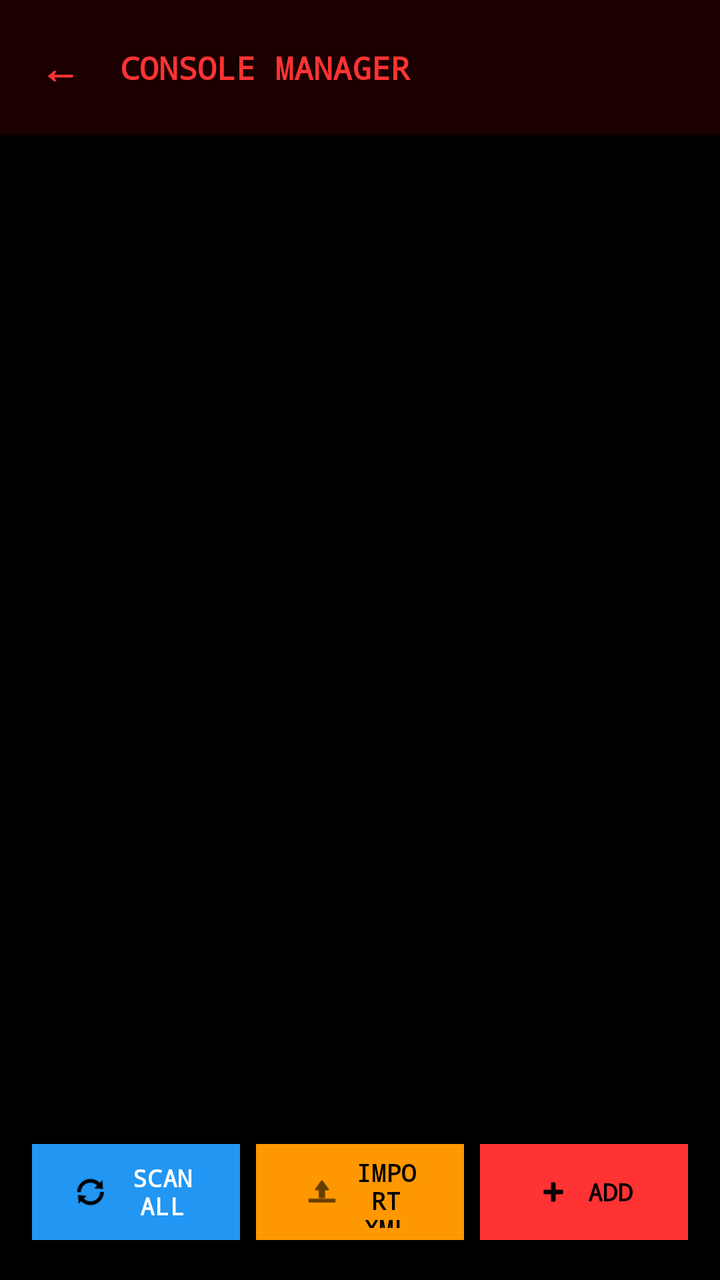
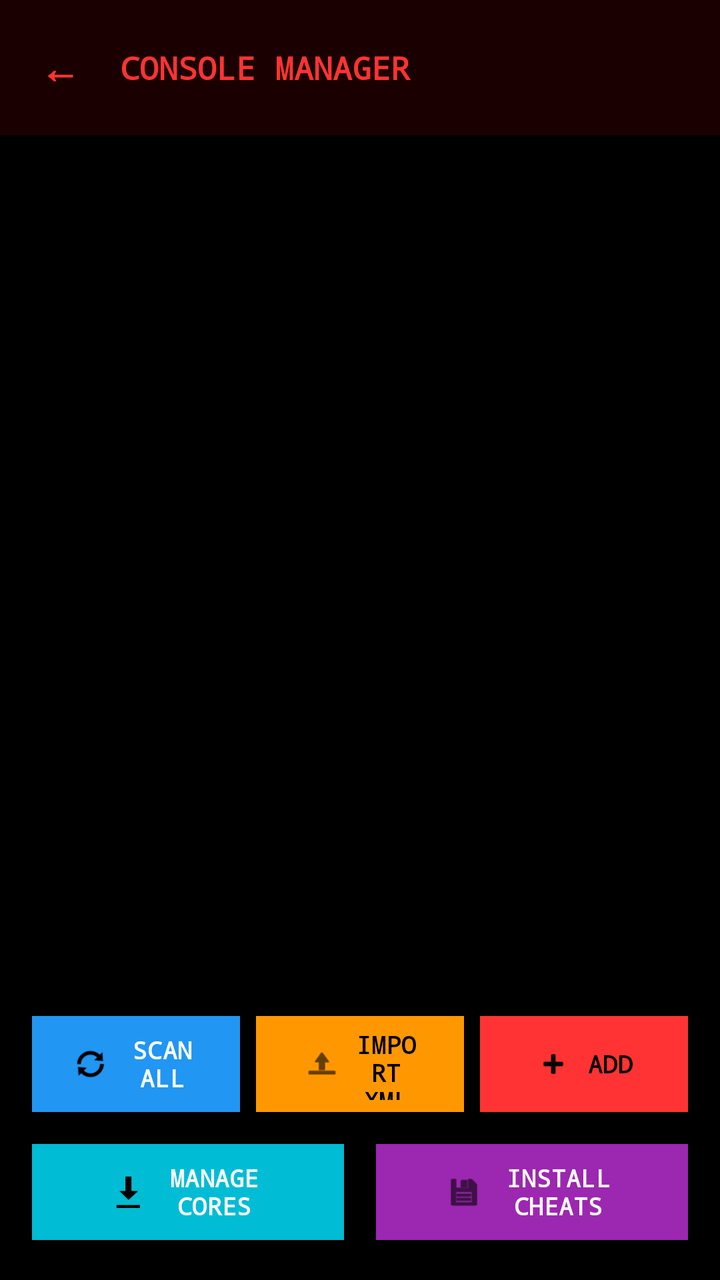

Screens rendered from an Android XML layout before and after an edit, with the pre-edit source and the edit as a unified diff.
<!-- AndroidManifest.xml: application theme Theme.KITT -->
<!-- res/layout/activity_console_manager.xml -->
<?xml version="1.0" encoding="utf-8"?>
<LinearLayout xmlns:android="http://schemas.android.com/apk/res/android"
    xmlns:app="http://schemas.android.com/apk/res-auto"
    android:layout_width="match_parent"
    android:layout_height="match_parent"
    android:orientation="vertical"
    android:background="@color/kitt_black">

    
    <LinearLayout
        android:layout_width="match_parent"
        android:layout_height="wrap_content"
        android:orientation="horizontal"
        android:padding="12dp"
        android:background="@color/kitt_dark_red"
        android:gravity="center_vertical">

        <TextView
            android:id="@+id/backButton"
            android:layout_width="wrap_content"
            android:layout_height="wrap_content"
            android:text="←"
            android:textSize="20sp"
            android:textColor="@color/kitt_red"
            android:fontFamily="monospace"
            android:textStyle="bold"
            android:padding="8dp"
            android:clickable="true"
            android:focusable="true" />

        <TextView
            android:layout_width="0dp"
            android:layout_height="wrap_content"
            android:layout_weight="1"
            android:text="CONSOLE MANAGER"
            android:textSize="16sp"
            android:textColor="@color/kitt_red"
            android:fontFamily="monospace"
            android:textStyle="bold"
            android:layout_marginStart="12dp" />
    </LinearLayout>

    
    <androidx.recyclerview.widget.RecyclerView
        android:id="@+id/consolesRecyclerView"
        android:layout_width="match_parent"
        android:layout_height="0dp"
        android:layout_weight="1"
        android:padding="16dp" />

    
    <LinearLayout
        android:layout_width="match_parent"
        android:layout_height="wrap_content"
        android:orientation="horizontal"
        android:padding="16dp"
        android:gravity="center">

        <com.google.android.material.button.MaterialButton
            android:id="@+id/scanAllButton"
            android:layout_width="0dp"
            android:layout_height="56dp"
            android:layout_weight="1"
            android:text="SCAN ALL"
            android:textSize="12sp"
            android:fontFamily="monospace"
            android:textStyle="bold"
            app:icon="@android:drawable/ic_popup_sync"
            app:iconGravity="textStart"
            app:backgroundTint="@color/kitt_blue"
            android:textColor="@android:color/white"
            app:cornerRadius="0dp"
            android:layout_marginEnd="4dp" />

        <com.google.android.material.button.MaterialButton
            android:id="@+id/importXmlButton"
            android:layout_width="0dp"
            android:layout_height="56dp"
            android:layout_weight="1"
            android:text="IMPORT XML"
            android:textSize="12sp"
            android:fontFamily="monospace"
            android:textStyle="bold"
            app:icon="@android:drawable/ic_menu_upload"
            app:iconGravity="textStart"
            app:backgroundTint="#FF9800"
            android:textColor="@android:color/black"
            app:cornerRadius="0dp"
            android:layout_marginStart="4dp"
            android:layout_marginEnd="4dp" />

        <com.google.android.material.button.MaterialButton
            android:id="@+id/addConsoleButton"
            android:layout_width="0dp"
            android:layout_height="56dp"
            android:layout_weight="1"
            android:text="ADD"
            android:textSize="12sp"
            android:fontFamily="monospace"
            android:textStyle="bold"
            app:icon="@android:drawable/ic_input_add"
            app:iconGravity="textStart"
            app:backgroundTint="@color/kitt_red"
            android:textColor="@android:color/black"
            app:cornerRadius="0dp"
            android:layout_marginStart="4dp" />
    </LinearLayout>
</LinearLayout>
<!-- resources referenced by this layout -->
<resources>
  <color name="kitt_black">#000000</color>
  <color name="kitt_blue">#2196F3</color>
  <color name="kitt_dark_red">#1a0000</color>
  <color name="kitt_red">#ff3333</color>
  <style name="Theme.KITT" parent="Base.Theme.KITT" />
  <style name="Base.Theme.KITT" parent="Theme.Material3.Light.NoActionBar">
          
          <item name="colorPrimary">@color/kitt_red</item>
          <item name="colorOnPrimary">@color/kitt_black</item>
          <item name="colorPrimaryContainer">@color/kitt_dark_red</item>
          <item name="colorOnPrimaryContainer">@color/kitt_black</item>
          <item name="colorSecondary">@color/kitt_red</item>
          <item name="colorOnSecondary">@color/kitt_black</item>
          <item name="colorSecondaryContainer">@color/kitt_red_alpha</item>
          <item name="colorOnSecondaryContainer">@color/kitt_black</item>
          <item name="colorTertiary">@color/kitt_red</item>
          <item name="colorOnTertiary">@color/kitt_black</item>
          <item name="colorTertiaryContainer">@color/kitt_red_alpha</item>
          <item name="colorOnTertiaryContainer">@color/kitt_black</item>
          <item name="colorError">@color/kitt_red</item>
          <item name="colorOnError">@color/kitt_black</item>
          <item name="colorErrorContainer">@color/kitt_red_alpha</item>
          <item name="colorOnErrorContainer">@color/kitt_black</item>
          <item name="colorSurface">@color/kitt_black</item>
          <item name="colorOnSurface">@color/kitt_red</item>
          <item name="colorSurfaceVariant">@color/kitt_gray</item>
          <item name="colorOnSurfaceVariant">@color/kitt_red</item>
          <item name="colorOutline">@color/kitt_red</item>
          <item name="colorOutlineVariant">@color/kitt_light_gray</item>
          <item name="colorSurfaceInverse">@color/kitt_red</item>
          <item name="colorOnSurfaceInverse">@color/kitt_black</item>
          <item name="colorPrimaryInverse">@color/kitt_red</item>
          
          
          <item name="android:windowBackground">@color/kitt_black</item>
          <item name="android:statusBarColor">@color/kitt_black</item>
          <item name="android:navigationBarColor">@color/kitt_black</item>
          <item name="android:windowLightStatusBar">false</item>
          <item name="android:windowLightNavigationBar">false</item>
          
          
          <item name="colorPrimaryVariant">@color/kitt_dark_red</item>
          <item name="colorSecondaryVariant">@color/kitt_red</item>
      </style>
  <color name="kitt_red_alpha">#1aff3333</color>
  <color name="kitt_gray">#333333</color>
  <color name="kitt_light_gray">#666666</color>
</resources>

<!-- the commit's change to res/layout/activity_console_manager.xml (unified diff, before → after) -->
@@ -53,7 +53,10 @@
         android:layout_width="match_parent"
         android:layout_height="wrap_content"
         android:orientation="horizontal"
-        android:padding="16dp"
+        android:paddingStart="16dp"
+        android:paddingEnd="16dp"
+        android:paddingTop="16dp"
+        android:paddingBottom="8dp"
         android:gravity="center">
 
         <com.google.android.material.button.MaterialButton
@@ -105,4 +108,47 @@
             app:cornerRadius="0dp"
             android:layout_marginStart="4dp" />
     </LinearLayout>
+    
+    
+    <LinearLayout
+        android:layout_width="match_parent"
+        android:layout_height="wrap_content"
+        android:orientation="horizontal"
+        android:paddingStart="16dp"
+        android:paddingEnd="16dp"
+        android:paddingBottom="16dp"
+        android:gravity="center">
+
+        <com.google.android.material.button.MaterialButton
+            android:id="@+id/manageCoresButton"
+            android:layout_width="0dp"
+            android:layout_height="56dp"
+            android:layout_weight="1"
+            android:text="MANAGE CORES"
+            android:textSize="12sp"
+            android:fontFamily="monospace"
+            android:textStyle="bold"
+            app:icon="@android:drawable/stat_sys_download"
+            app:iconGravity="textStart"
+            app:backgroundTint="#00BCD4"
+            android:textColor="@android:color/white"
+            app:cornerRadius="0dp"
+            android:layout_marginEnd="8dp" />
+
+        <com.google.android.material.button.MaterialButton
+            android:id="@+id/installCheatsButton"
+            android:layout_width="0dp"
+            android:layout_height="56dp"
+            android:layout_weight="1"
+            android:text="INSTALL CHEATS"
+            android:textSize="12sp"
+            android:fontFamily="monospace"
+            android:textStyle="bold"
+            app:icon="@android:drawable/ic_menu_save"
+            app:iconGravity="textStart"
+            app:backgroundTint="#9C27B0"
+            android:textColor="@android:color/white"
+            app:cornerRadius="0dp"
+            android:layout_marginStart="8dp" />
+    </LinearLayout>
 </LinearLayout>
